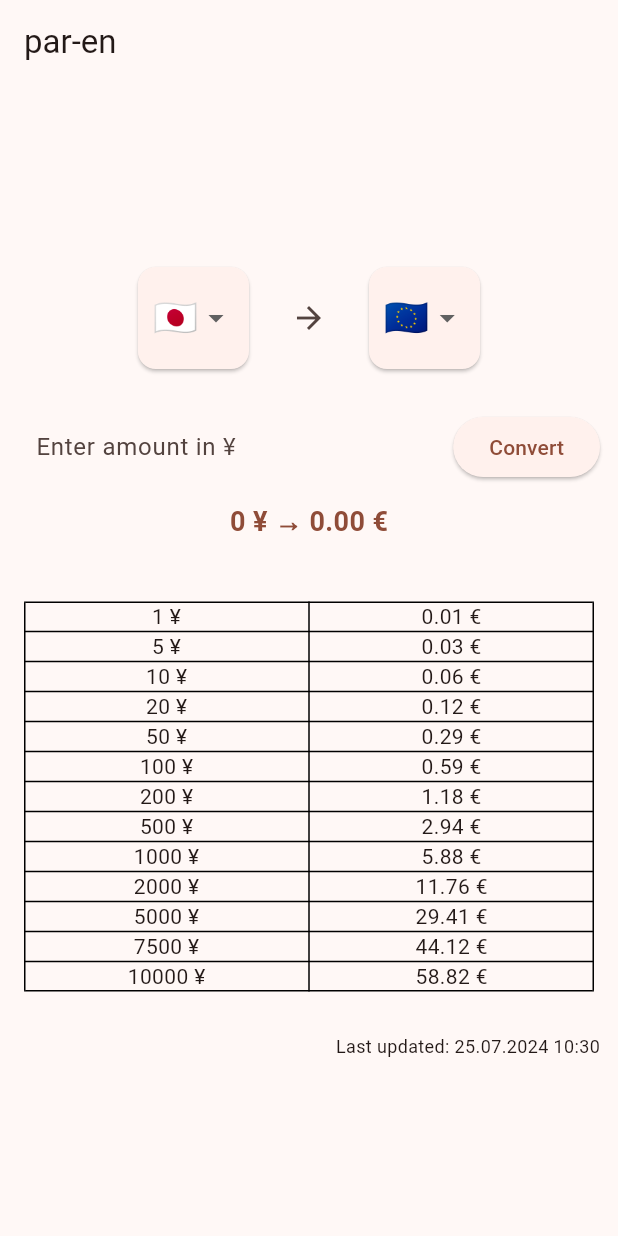
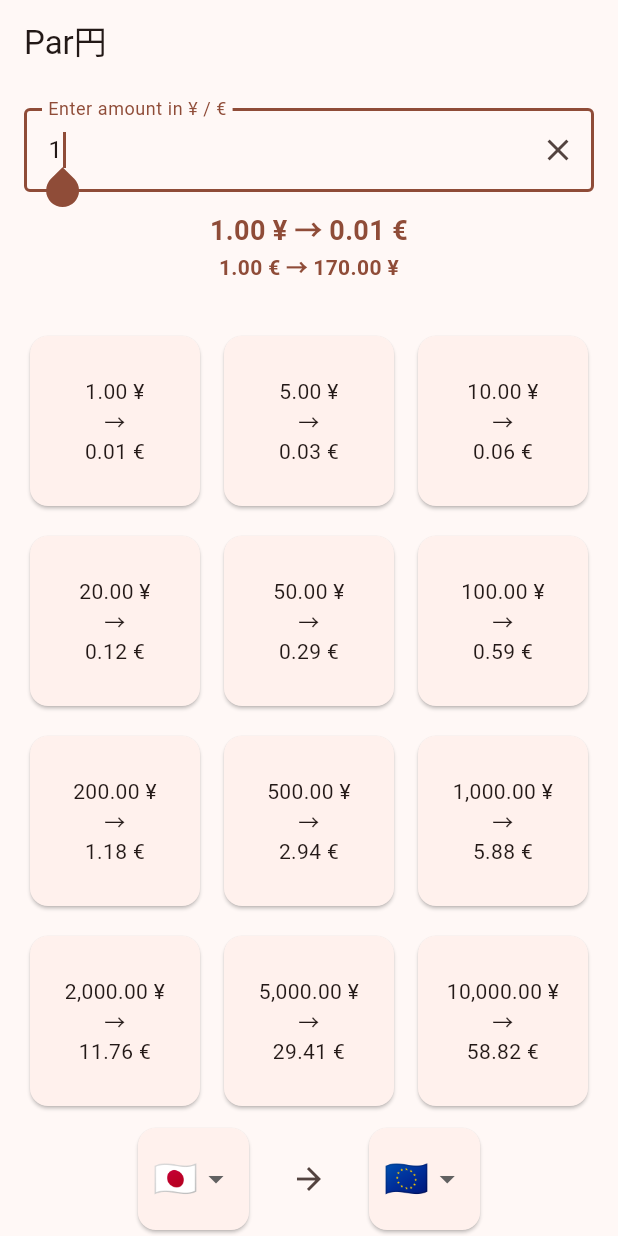
Before and after one commit to yurtemre7/paren, a Flutter app: the screen it shows after launch, on a phone screen of 412 x 824 dp. Run offline on Flutter 3.47's test engine with Material 3 defaults, Android fonts, the phone set to English and light mode, and no system bars; our stand-ins replace dio, get, shared_preferences; network calls fail.

Commit message:
improve design

```diff
--- a/lib/screens/home.dart
+++ b/lib/screens/home.dart
@@ -1,6 +1,7 @@
 import 'dart:async';
 
 import 'package:flutter/material.dart';
+import 'package:flutter/services.dart';
 import 'package:get/get.dart';
 import 'package:paren/classes/currency.dart';
 import 'package:paren/providers/constants.dart';
@@ -16,7 +17,7 @@ class Home extends StatefulWidget {
 class _HomeState extends State<Home> {
   final Paren paren = Get.find();
 
-  final currencyTextInputController = TextEditingController();
+  final currencyTextInputController = TextEditingController(text: '1');
   final manualClose = true.obs;
   final selectedToCurrencyIndex = 0.obs;
   final selectedFromCurrencyIndex = 2.obs;
@@ -42,7 +43,7 @@ class _HomeState extends State<Home> {
       },
       child: Scaffold(
         appBar: AppBar(
-          title: const Text('par-en'),
+          title: const Text('Par円'),
         ),
         body: SafeArea(
           child: Obx(
@@ -53,33 +54,211 @@ class _HomeState extends State<Home> {
                   child: CircularProgressIndicator(),
                 );
               }
-              return Center(
-                child: SingleChildScrollView(
+              return SingleChildScrollView(
                 child: Column(
                   mainAxisAlignment: MainAxisAlignment.center,
                   mainAxisSize: MainAxisSize.min,
                   children: [
-                      // ...currencies.indexed.map(
-                      //   ((int, Currency) position) {
-                      //     var i = position.$1;
-                      //     var e = position.$2;
+                    buildConvertTextField(currencies),
+                    buildCurrencyTable(currencies),
+                    buildLastUpdatedInfo(),
+                    const SizedBox(height: 12),
+                  ],
+                ),
+              );
+            },
+          ),
+        ),
+        bottomNavigationBar: Obx(() {
+          var currencies = paren.currencies;
+          return SafeArea(child: buildCurrencyChangerRow(currencies));
+        }),
+      ),
+    );
+  }
 
-                      //     return ListTile(
-                      //       title: Text(e.name),
-                      //       subtitle: e.name.toLowerCase() == 'euro'
-                      //           ? Text(e.rate.toStringAsFixed(2) + e.symbol)
-                      //           : Text(e.symbol + e.rate.toStringAsFixed(2)),
-                      //       leading: Text(e.flag, style: const TextStyle(fontSize: 28)),
-                      //       trailing:
-                      //           selectedCurrencyIndex.value == i ? const Icon(Icons.check) : null,
-                      //       selected: selectedCurrencyIndex.value == i,
-                      //       onTap: () {
-                      //         selectedCurrencyIndex.value = i;
-                      //       },
-                      //     );
-                      //   },
-                      // ),
+  Widget buildLastUpdatedInfo() {
+    return Container(
+      padding: const EdgeInsets.only(right: 16),
+      child: Row(
+        mainAxisAlignment: MainAxisAlignment.end,
+        children: [
+          Text(
+            'Currencies last updated: ${timestampToString(paren.latestTimestamp.value)}',
+            textAlign: TextAlign.right,
+            style: const TextStyle(fontSize: 12),
+          ),
+        ],
+      ),
+    );
+  }
+
+  Widget buildCurrencyTable(RxList<Currency> currencies) {
+    return Container(
+      padding: const EdgeInsets.all(16),
+      width: context.width * 2,
+      child: GridView.count(
+        physics: const NeverScrollableScrollPhysics(),
+        crossAxisCount: 3,
+        shrinkWrap: true,
+        mainAxisSpacing: 12,
+        crossAxisSpacing: 8,
+        children: [
+          ...[1, 5, 10, 20, 50, 100, 200, 500, 1000, 2000, 5000, 10000, 15000, 20000, 25000]
+              .map((e) {
+            var fromCurrency = currencies[selectedFromCurrencyIndex.value];
+            var toCurrency = currencies[selectedToCurrencyIndex.value];
+
+            var fromRate = fromCurrency.rate;
+            var toRate = toCurrency.rate;
+
+            var convertedAmount = e * toRate / fromRate;
+            var roundedTo = (convertedAmount * 100).round() / 100;
+            var amountStr = roundedTo.toStringAsFixed(2).replaceAllMapped(
+                  RegExp(r'(\d{1,3})(?=(\d{3})+(?!\d))'),
+                  (Match m) => '${m[1]},',
+                );
+            var inputStr = e.toStringAsFixed(2).replaceAllMapped(
+                  RegExp(r'(\d{1,3})(?=(\d{3})+(?!\d))'),
+                  (Match m) => '${m[1]},',
+                );
+
+            return Card(
+              child: Center(
+                child: Text(
+                  '$inputStr ${currencies[selectedFromCurrencyIndex.value].symbol}\n→\n$amountStr ${currencies[selectedToCurrencyIndex.value].symbol}',
+                  textAlign: TextAlign.center,
+                ),
+              ),
+            );
+          })
+        ],
+      ),
+    );
+  }
+
+  Widget buildConvertTextField(RxList<Currency> currencies) {
+    return Container(
+      padding: const EdgeInsets.all(16),
+      child: Column(
+        children: [
           Row(
+            children: [
+              Expanded(
+                child: TextFormField(
+                  controller: currencyTextInputController,
+                  autofocus: true,
+                  decoration: InputDecoration(
+                    labelText:
+                        'Enter amount in ${currencies[selectedFromCurrencyIndex.value].symbol} / ${currencies[selectedToCurrencyIndex.value].symbol}',
+                    border: const OutlineInputBorder(),
+                    suffixIcon: IconButton(
+                      icon: const Icon(Icons.close),
+                      onPressed: () {
+                        currencyTextInputController.clear();
+                        setState(() {});
+                      },
+                    ),
+                  ),
+                  onChanged: (value) {
+                    setState(() {});
+                  },
+                  keyboardType: const TextInputType.numberWithOptions(decimal: true),
+                  inputFormatters: [
+                    TextInputFormatter.withFunction((v1, v2) {
+                      var text = v2.text.replaceAll(',', '.');
+
+                      if (text.length > 30) {
+                        return v1;
+                      }
+                      return TextEditingValue(text: text);
+                    })
+                  ],
+                  validator: (value) {
+                    if (value == null || value.isEmpty) {
+                      return 'Enter a valid decimal number (i.e., 123.456)';
+                    }
+                    var toDouble = double.tryParse(value);
+                    if (toDouble == null) {
+                      return 'Please check your entered decimal number';
+                    }
+                    return null;
+                  },
+                  autovalidateMode: AutovalidateMode.onUserInteraction,
+                  textInputAction: TextInputAction.done,
+                ),
+              ),
+            ],
+          ),
+          const SizedBox(height: 12),
+          Builder(
+            builder: (context) {
+              var currencyTextInput = currencyTextInputController.text;
+              if (currencyTextInput.isEmpty) {
+                currencyTextInput = '0';
+              }
+              if (currencyTextInput.contains(',')) {
+                currencyTextInput = currencyTextInput.replaceAll(',', '.');
+              }
+
+              var fromCurrency = currencies[selectedFromCurrencyIndex.value];
+              var toCurrency = currencies[selectedToCurrencyIndex.value];
+
+              var fromRate = fromCurrency.rate;
+              var toRate = toCurrency.rate;
+
+              var inputConverted = (double.tryParse(currencyTextInput) ?? 0);
+
+              var convertedAmount = (double.tryParse(currencyTextInput) ?? 0) * toRate / fromRate;
+
+              var reConvertedAmount = (double.tryParse(currencyTextInput) ?? 0) * fromRate / toRate;
+
+              var roundedTo = (convertedAmount * 100).round() / 100;
+              var reRoundedTo = (reConvertedAmount * 100).round() / 100;
+              var amountStr = roundedTo.toStringAsFixed(2).replaceAllMapped(
+                    RegExp(r'(\d{1,3})(?=(\d{3})+(?!\d))'),
+                    (Match m) => '${m[1]},',
+                  );
+              var reAmountStr = reRoundedTo.toStringAsFixed(2).replaceAllMapped(
+                    RegExp(r'(\d{1,3})(?=(\d{3})+(?!\d))'),
+                    (Match m) => '${m[1]},',
+                  );
+              var inputStr = inputConverted.toStringAsFixed(2).replaceAllMapped(
+                    RegExp(r'(\d{1,3})(?=(\d{3})+(?!\d))'),
+                    (Match m) => '${m[1]},',
+                  );
+
+              return Column(
+                children: [
+                  Text(
+                    '$inputStr ${fromCurrency.symbol} → $amountStr ${toCurrency.symbol}',
+                    style: TextStyle(
+                      fontSize: 18,
+                      fontWeight: FontWeight.bold,
+                      color: context.theme.colorScheme.primary,
+                    ),
+                    textAlign: TextAlign.center,
+                  ),
+                  Text(
+                    '$inputStr ${toCurrency.symbol} → $reAmountStr ${fromCurrency.symbol}',
+                    style: TextStyle(
+                      fontSize: 14,
+                      fontWeight: FontWeight.bold,
+                      color: context.theme.colorScheme.primary,
+                    ),
+                    textAlign: TextAlign.center,
+                  ),
+                ],
+              );
+            },
+          ),
+        ],
+      ),
+    );
+  }
+
+  Widget buildCurrencyChangerRow(RxList<Currency> currencies) {
+    return Row(
       mainAxisAlignment: MainAxisAlignment.center,
       children: [
         Card(
@@ -146,137 +325,6 @@ class _HomeState extends State<Home> {
           ),
         ),
       ],
-                      ),
-                      const SizedBox(height: 12),
-                      Container(
-                        padding: const EdgeInsets.all(12),
-                        child: Row(
-                          children: [
-                            const SizedBox(width: 12),
-                            Expanded(
-                              child: TextFormField(
-                                controller: currencyTextInputController,
-                                decoration: InputDecoration.collapsed(
-                                  hintText:
-                                      'Enter amount in ${currencies[selectedFromCurrencyIndex.value].symbol}',
-                                ),
-                                onChanged: (value) {
-                                  setState(() {});
-                                },
-                                keyboardType: TextInputType.number,
-                                textInputAction: TextInputAction.done,
-                              ),
-                            ),
-                            const SizedBox(width: 12),
-                            ElevatedButton(
-                              onPressed: () {
-                                FocusScope.of(context).unfocus();
-                                setState(() {});
-                              },
-                              child: const Text('Convert'),
-                            ),
-                          ],
-                        ),
-                      ),
-                      Builder(
-                        builder: (context) {
-                          var currencyTextInput = currencyTextInputController.text;
-                          if (currencyTextInput.isEmpty) {
-                            currencyTextInput = '0';
-                          }
-
-                          var fromCurrency = currencies[selectedFromCurrencyIndex.value];
-                          var toCurrency = currencies[selectedToCurrencyIndex.value];
-
-                          var fromRate = fromCurrency.rate;
-                          var toRate = toCurrency.rate;
-
-                          var convertedAmount =
-                              (double.tryParse(currencyTextInput) ?? 0) * toRate / fromRate;
-
-                          var roundedTo = (convertedAmount * 100).round() / 100;
-                          var amountStr = roundedTo.toStringAsFixed(2).replaceAllMapped(
-                                RegExp(r'(\d{1,3})(?=(\d{3})+(?!\d))'),
-                                (Match m) => '${m[1]},',
-                              );
-
-                          return Text(
-                            '$currencyTextInput ${fromCurrency.symbol} → $amountStr ${toCurrency.symbol}',
-                            style: TextStyle(
-                              fontSize: 18,
-                              fontWeight: FontWeight.bold,
-                              color: context.theme.colorScheme.primary,
-                            ),
-                          );
-                        },
-                      ),
-                      const SizedBox(height: 24),
-                      Container(
-                        padding: const EdgeInsets.all(16),
-                        child: Table(
-                          border: TableBorder.all(),
-                          children: [
-                            ...[1, 5, 10, 20, 50, 100, 200, 500, 1000, 2000, 5000, 7500, 10000].map(
-                              (e) {
-                                var fromCurrency = currencies[selectedFromCurrencyIndex.value];
-                                var toCurrency = currencies[selectedToCurrencyIndex.value];
-
-                                var fromRate = fromCurrency.rate;
-                                var toRate = toCurrency.rate;
-
-                                var convertedAmount = e * toRate / fromRate;
-                                var roundedTo = (convertedAmount * 100).round() / 100;
-                                var amountStr = roundedTo.toStringAsFixed(2).replaceAllMapped(
-                                      RegExp(r'(\d{1,3})(?=(\d{3})+(?!\d))'),
-                                      (Match m) => '${m[1]},',
-                                    );
-                                return TableRow(
-                                  children: [
-                                    TableCell(
-                                      child: Center(
-                                        child: Text(
-                                          '$e ${currencies[selectedFromCurrencyIndex.value].symbol}',
-                                        ),
-                                      ),
-                                    ),
-                                    TableCell(
-                                      child: Center(
-                                        child: Text(
-                                          '$amountStr ${currencies[selectedToCurrencyIndex.value].symbol}',
-                                        ),
-                                      ),
-                                    ),
-                                  ],
-                                );
-                              },
-                            ),
-                          ],
-                        ),
-                      ),
-                      const SizedBox(
-                        height: 12,
-                      ),
-                      Container(
-                        padding: const EdgeInsets.only(right: 12),
-                        child: Row(
-                          mainAxisAlignment: MainAxisAlignment.end,
-                          children: [
-                            Text(
-                              'Last updated: ${timestampToString(paren.latestTimestamp.value)}',
-                              textAlign: TextAlign.right,
-                              style: const TextStyle(fontSize: 12),
-                            ),
-                          ],
-                        ),
-                      ),
-                    ],
-                  ),
-                ),
-              );
-            },
-          ),
-        ),
-      ),
     );
   }
 }
```
Lines whose indentation alone changed are shown as unchanged.
